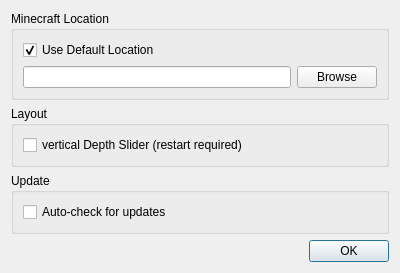
Qt form settings.ui (mrkite/minutor) before a commit.
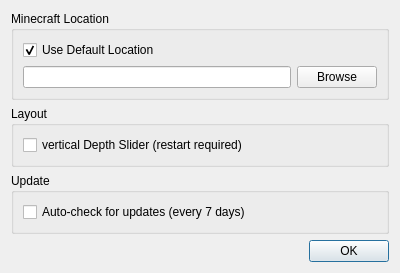
The same form after that commit.

The edit to the form file:
```diff
--- a/settings.ui
+++ b/settings.ui
@@ -78,7 +78,7 @@
         <item>
          <widget class="QCheckBox" name="checkBox_AutoUpdate">
           <property name="text">
-           <string>Auto-check for updates</string>
+           <string>Auto-check for updates (every 7 days)</string>
           </property>
          </widget>
         </item>
```
